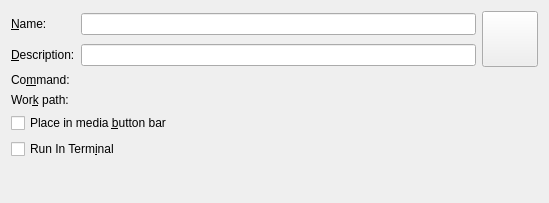
The window that src/toolproperties.ui (google-code-export/kmediafactory) describes before a commit, drawn with Qt 5.
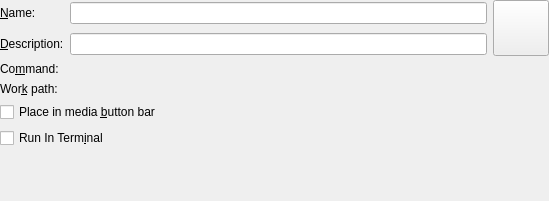
The same window after the commit. Custom widgets are drawn as their Qt base class.

Commit message: tools dialog

Patch:
```diff
--- a/src/toolproperties.ui
+++ b/src/toolproperties.ui
@@ -6,25 +6,43 @@
     <x>0</x>
     <y>0</y>
     <width>549</width>
-    <height>203</height>
+    <height>201</height>
    </rect>
   </property>
   <property name="windowTitle" >
    <string>Tool Properties</string>
   </property>
   <layout class="QVBoxLayout" >
-   <property name="margin" >
-    <number>11</number>
+   <property name="leftMargin" >
+    <number>0</number>
    </property>
-   <property name="spacing" >
-    <number>6</number>
+   <property name="topMargin" >
+    <number>0</number>
+   </property>
+   <property name="rightMargin" >
+    <number>0</number>
+   </property>
+   <property name="bottomMargin" >
+    <number>0</number>
    </property>
    <item>
     <layout class="QGridLayout" >
      <property name="margin" >
       <number>0</number>
      </property>
-     <property name="spacing" >
+     <property name="topMargin" >
+      <number>0</number>
+     </property>
+     <property name="rightMargin" >
+      <number>0</number>
+     </property>
+     <property name="bottomMargin" >
+      <number>0</number>
+     </property>
+     <property name="horizontalSpacing" >
+      <number>6</number>
+     </property>
+     <property name="verticalSpacing" >
       <number>6</number>
      </property>
      <item row="2" column="1" colspan="2" >
@@ -68,9 +86,7 @@
      <item rowspan="2" row="0" column="2" >
       <widget class="KIconButton" name="iconButton" >
        <property name="sizePolicy" >
-        <sizepolicy>
-         <hsizetype>1</hsizetype>
-         <vsizetype>1</vsizetype>
+        <sizepolicy vsizetype="Minimum" hsizetype="Minimum" >
          <horstretch>0</horstretch>
          <verstretch>0</verstretch>
         </sizepolicy>
```
Left out of the diff: 2 changed lines with no effect on the pictures. The commit also changes 5 other files.
